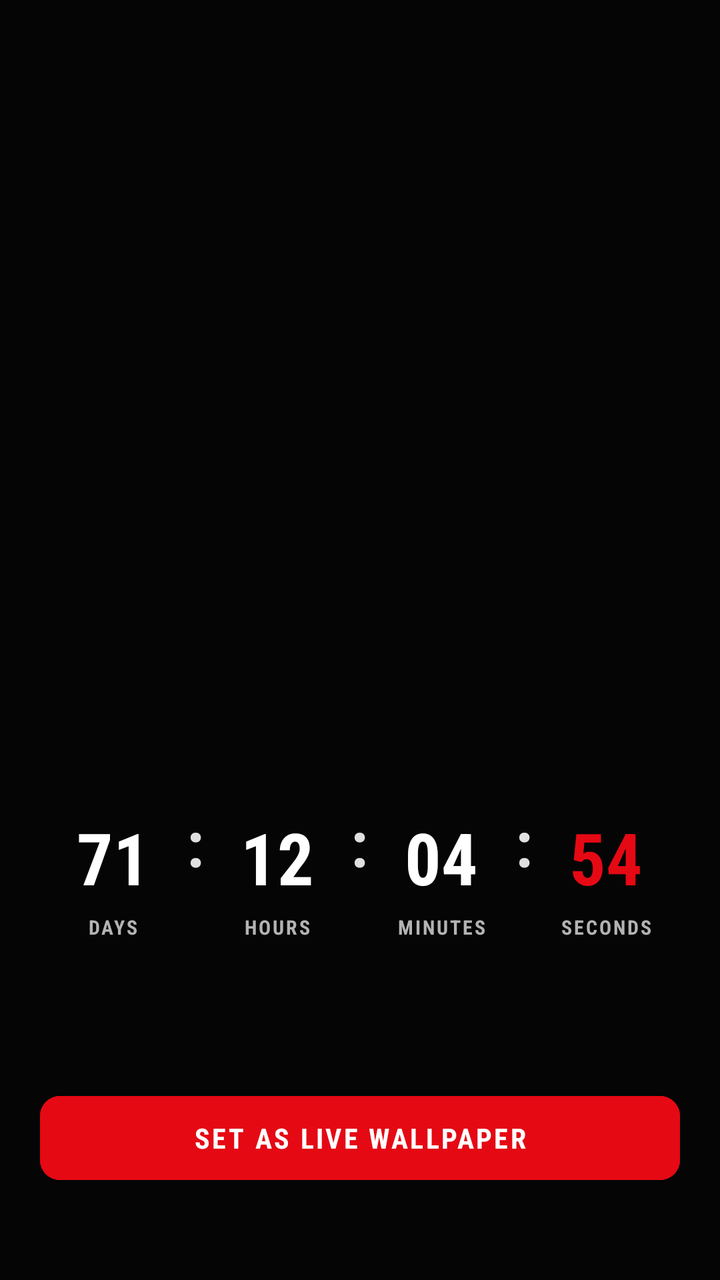
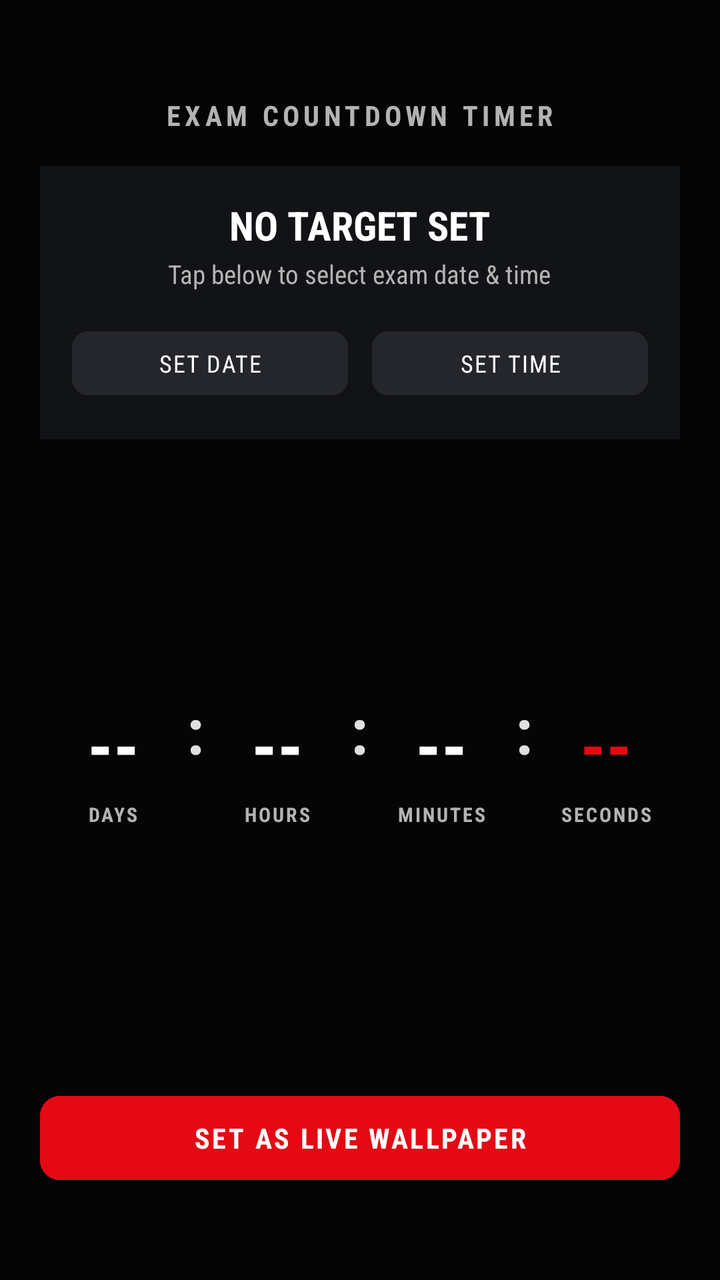

The first picture is an Android layout as it rendered before a commit; the second is the same layout after the commit. The layout source and the unified diff follow.
<!-- AndroidManifest.xml: application theme Theme.OJSCountdownWallpaper -->
<!-- res/layout/activity_main.xml -->
<?xml version="1.0" encoding="utf-8"?>
<androidx.constraintlayout.widget.ConstraintLayout 
    xmlns:android="http://schemas.android.com/apk/res/android"
    xmlns:app="http://schemas.android.com/apk/res-auto"
    android:layout_width="match_parent"
    android:layout_height="match_parent"
    android:background="@color/bg_black"
    android:padding="20dp">

    <LinearLayout
        android:id="@+id/llHorizontalTimer"
        android:layout_width="match_parent"
        android:layout_height="wrap_content"
        android:orientation="horizontal"
        android:gravity="center"
        app:layout_constraintBottom_toBottomOf="parent"
        app:layout_constraintTop_toTopOf="parent"
        app:layout_constraintVertical_bias="0.72">

        <LinearLayout
            android:layout_width="0dp"
            android:layout_weight="1"
            android:layout_height="wrap_content"
            android:orientation="vertical"
            android:gravity="center">
            <TextView
                android:id="@+id/tvDays"
                android:layout_width="wrap_content"
                android:layout_height="wrap_content"
                android:fontFamily="sans-serif-condensed"
                android:text="71"
                android:textColor="@color/text_white"
                android:textSize="36sp"
                android:textStyle="bold" />
            <TextView
                android:layout_width="wrap_content"
                android:layout_height="wrap_content"
                android:layout_marginTop="4dp"
                android:fontFamily="sans-serif-condensed"
                android:letterSpacing="0.1"
                android:text="DAYS"
                android:textColor="@color/label_gray"
                android:textSize="10sp"
                android:textStyle="bold" />
        </LinearLayout>

        <TextView
            android:layout_width="wrap_content"
            android:layout_height="wrap_content"
            android:layout_marginBottom="16dp"
            android:fontFamily="sans-serif-condensed"
            android:text=":"
            android:textColor="@color/colon_gray"
            android:textSize="32sp"
            android:textStyle="bold" />

        <LinearLayout
            android:layout_width="0dp"
            android:layout_weight="1"
            android:layout_height="wrap_content"
            android:orientation="vertical"
            android:gravity="center">
            <TextView
                android:id="@+id/tvHours"
                android:layout_width="wrap_content"
                android:layout_height="wrap_content"
                android:fontFamily="sans-serif-condensed"
                android:text="12"
                android:textColor="@color/text_white"
                android:textSize="36sp"
                android:textStyle="bold" />
            <TextView
                android:layout_width="wrap_content"
                android:layout_height="wrap_content"
                android:layout_marginTop="4dp"
                android:fontFamily="sans-serif-condensed"
                android:letterSpacing="0.1"
                android:text="HOURS"
                android:textColor="@color/label_gray"
                android:textSize="10sp"
                android:textStyle="bold" />
        </LinearLayout>

        <TextView
            android:layout_width="wrap_content"
            android:layout_height="wrap_content"
            android:layout_marginBottom="16dp"
            android:fontFamily="sans-serif-condensed"
            android:text=":"
            android:textColor="@color/colon_gray"
            android:textSize="32sp"
            android:textStyle="bold" />

        <LinearLayout
            android:layout_width="0dp"
            android:layout_weight="1"
            android:layout_height="wrap_content"
            android:orientation="vertical"
            android:gravity="center">
            <TextView
                android:id="@+id/tvMinutes"
                android:layout_width="wrap_content"
                android:layout_height="wrap_content"
                android:fontFamily="sans-serif-condensed"
                android:text="04"
                android:textColor="@color/text_white"
                android:textSize="36sp"
                android:textStyle="bold" />
            <TextView
                android:layout_width="wrap_content"
                android:layout_height="wrap_content"
                android:layout_marginTop="4dp"
                android:fontFamily="sans-serif-condensed"
                android:letterSpacing="0.1"
                android:text="MINUTES"
                android:textColor="@color/label_gray"
                android:textSize="10sp"
                android:textStyle="bold" />
        </LinearLayout>

        <TextView
            android:layout_width="wrap_content"
            android:layout_height="wrap_content"
            android:layout_marginBottom="16dp"
            android:fontFamily="sans-serif-condensed"
            android:text=":"
            android:textColor="@color/colon_gray"
            android:textSize="32sp"
            android:textStyle="bold" />

        <LinearLayout
            android:layout_width="0dp"
            android:layout_weight="1"
            android:layout_height="wrap_content"
            android:orientation="vertical"
            android:gravity="center">
            <TextView
                android:id="@+id/tvSeconds"
                android:layout_width="wrap_content"
                android:layout_height="wrap_content"
                android:fontFamily="sans-serif-condensed"
                android:text="54"
                android:textColor="@color/accent_red"
                android:textSize="36sp"
                android:textStyle="bold" />
            <TextView
                android:layout_width="wrap_content"
                android:layout_height="wrap_content"
                android:layout_marginTop="4dp"
                android:fontFamily="sans-serif-condensed"
                android:letterSpacing="0.1"
                android:text="SECONDS"
                android:textColor="@color/label_gray"
                android:textSize="10sp"
                android:textStyle="bold" />
        </LinearLayout>

    </LinearLayout>

    <com.google.android.material.button.MaterialButton
        android:id="@+id/btnSetWallpaper"
        android:layout_width="match_parent"
        android:layout_height="54dp"
        android:layout_marginBottom="24dp"
        android:backgroundTint="@color/accent_red"
        android:fontFamily="sans-serif-condensed"
        android:letterSpacing="0.08"
        android:text="@string/set_as_wallpaper"
        android:textColor="@color/text_white"
        android:textSize="14sp"
        android:textStyle="bold"
        app:cornerRadius="10dp"
        app:layout_constraintBottom_toBottomOf="parent" />

</androidx.constraintlayout.widget.ConstraintLayout>
<!-- resources referenced by this layout -->
<resources>
  <color name="accent_red">#E50914</color>
  <color name="bg_black">#050505</color>
  <color name="colon_gray">#E0E0E0</color>
  <color name="label_gray">#B3B3B3</color>
  <color name="text_white">#FFFFFF</color>
  <string name="set_as_wallpaper">SET AS LIVE WALLPAPER</string>
  <style name="Theme.OJSCountdownWallpaper" parent="Theme.MaterialComponents.DayNight.NoActionBar">
          <item name="android:statusBarColor">@color/bg_black</item>
          <item name="android:navigationBarColor">@color/bg_black</item>
      </style>
</resources>

<!-- the commit's change to res/layout/activity_main.xml (unified diff, before → after) -->
@@ -7,15 +7,97 @@
     android:background="@color/bg_black"
     android:padding="20dp">
 
+    <TextView
+        android:id="@+id/tvHeaderTitle"
+        android:layout_width="wrap_content"
+        android:layout_height="wrap_content"
+        android:layout_marginTop="28dp"
+        android:fontFamily="sans-serif-condensed"
+        android:letterSpacing="0.15"
+        android:text="EXAM COUNTDOWN TIMER"
+        android:textColor="@color/label_gray"
+        android:textSize="14sp"
+        android:textStyle="bold"
+        app:layout_constraintEnd_toEndOf="parent"
+        app:layout_constraintStart_toStartOf="parent"
+        app:layout_constraintTop_toTopOf="parent" />
+
+    <LinearLayout
+        android:id="@+id/llTargetCard"
+        android:layout_width="match_parent"
+        android:layout_height="wrap_content"
+        android:layout_marginTop="16dp"
+        android:background="#121316"
+        android:orientation="vertical"
+        android:padding="16dp"
+        app:layout_constraintTop_toBottomOf="@id/tvHeaderTitle">
+
+        <TextView
+            android:id="@+id/tvSelectedDate"
+            android:layout_width="wrap_content"
+            android:layout_height="wrap_content"
+            android:layout_gravity="center"
+            android:fontFamily="sans-serif-condensed"
+            android:text="NO TARGET SET"
+            android:textColor="@color/text_white"
+            android:textSize="20sp"
+            android:textStyle="bold" />
+
+        <TextView
+            android:id="@+id/tvSelectedTime"
+            android:layout_width="wrap_content"
+            android:layout_height="wrap_content"
+            android:layout_gravity="center"
+            android:layout_marginTop="2dp"
+            android:fontFamily="sans-serif-condensed"
+            android:text="Tap below to select exam date &amp; time"
+            android:textColor="@color/label_gray"
+            android:textSize="13sp" />
+
+        <LinearLayout
+            android:layout_width="match_parent"
+            android:layout_height="wrap_content"
+            android:layout_marginTop="14dp"
+            android:orientation="horizontal">
+
+            <com.google.android.material.button.MaterialButton
+                android:id="@+id/btnPickDate"
+                android:layout_width="0dp"
+                android:layout_height="44dp"
+                android:layout_marginEnd="6dp"
+                android:layout_weight="1"
+                android:backgroundTint="#24262C"
+                android:fontFamily="sans-serif-condensed"
+                android:letterSpacing="0.05"
+                android:text="SET DATE"
+                android:textColor="@color/text_white"
+                android:textSize="12sp"
+                app:cornerRadius="8dp" />
+
+            <com.google.android.material.button.MaterialButton
+                android:id="@+id/btnPickTime"
+                android:layout_width="0dp"
+                android:layout_height="44dp"
+                android:layout_marginStart="6dp"
+                android:layout_weight="1"
+                android:backgroundTint="#24262C"
+                android:fontFamily="sans-serif-condensed"
+                android:letterSpacing="0.05"
+                android:text="SET TIME"
+                android:textColor="@color/text_white"
+                android:textSize="12sp"
+                app:cornerRadius="8dp" />
+        </LinearLayout>
+    </LinearLayout>
+
     <LinearLayout
         android:id="@+id/llHorizontalTimer"
         android:layout_width="match_parent"
         android:layout_height="wrap_content"
         android:orientation="horizontal"
         android:gravity="center"
-        app:layout_constraintBottom_toBottomOf="parent"
-        app:layout_constraintTop_toTopOf="parent"
-        app:layout_constraintVertical_bias="0.72">
+        app:layout_constraintBottom_toTopOf="@id/btnSetWallpaper"
+        app:layout_constraintTop_toBottomOf="@id/llTargetCard">
 
         <LinearLayout
             android:layout_width="0dp"
@@ -28,7 +110,7 @@
                 android:layout_width="wrap_content"
                 android:layout_height="wrap_content"
                 android:fontFamily="sans-serif-condensed"
-                android:text="71"
+                android:text="--"
                 android:textColor="@color/text_white"
                 android:textSize="36sp"
                 android:textStyle="bold" />
@@ -65,7 +147,7 @@
                 android:layout_width="wrap_content"
                 android:layout_height="wrap_content"
                 android:fontFamily="sans-serif-condensed"
-                android:text="12"
+                android:text="--"
                 android:textColor="@color/text_white"
                 android:textSize="36sp"
                 android:textStyle="bold" />
@@ -102,7 +184,7 @@
                 android:layout_width="wrap_content"
                 android:layout_height="wrap_content"
                 android:fontFamily="sans-serif-condensed"
-                android:text="04"
+                android:text="--"
                 android:textColor="@color/text_white"
                 android:textSize="36sp"
                 android:textStyle="bold" />
@@ -139,7 +221,7 @@
                 android:layout_width="wrap_content"
                 android:layout_height="wrap_content"
                 android:fontFamily="sans-serif-condensed"
-                android:text="54"
+                android:text="--"
                 android:textColor="@color/accent_red"
                 android:textSize="36sp"
                 android:textStyle="bold" />
